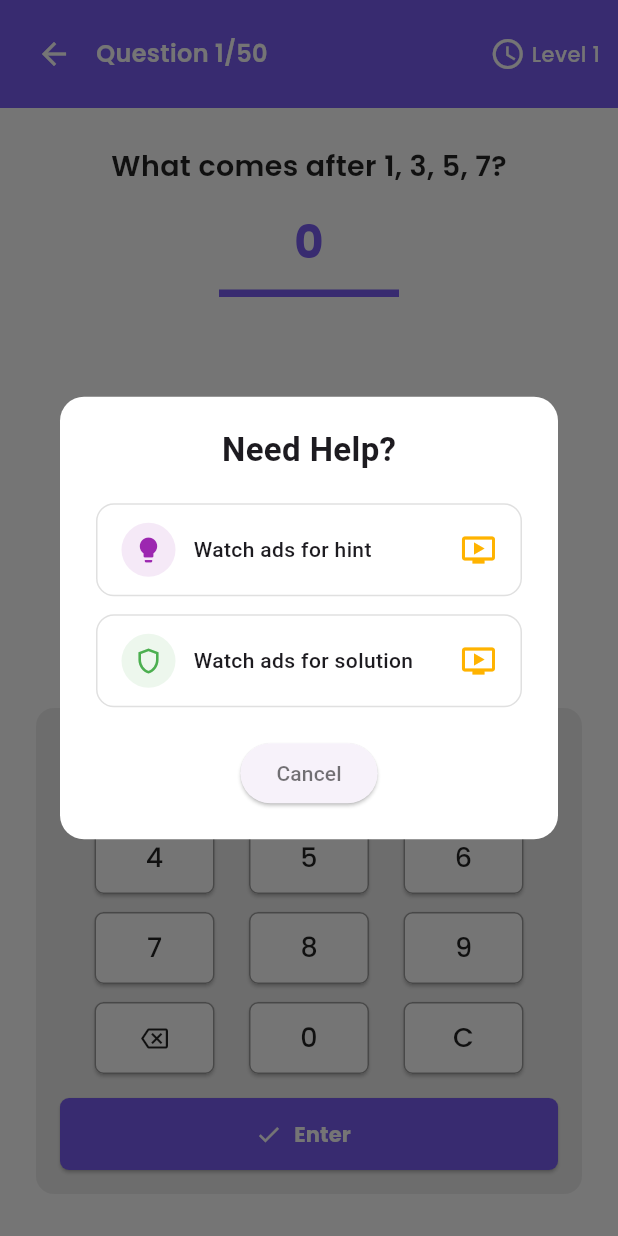
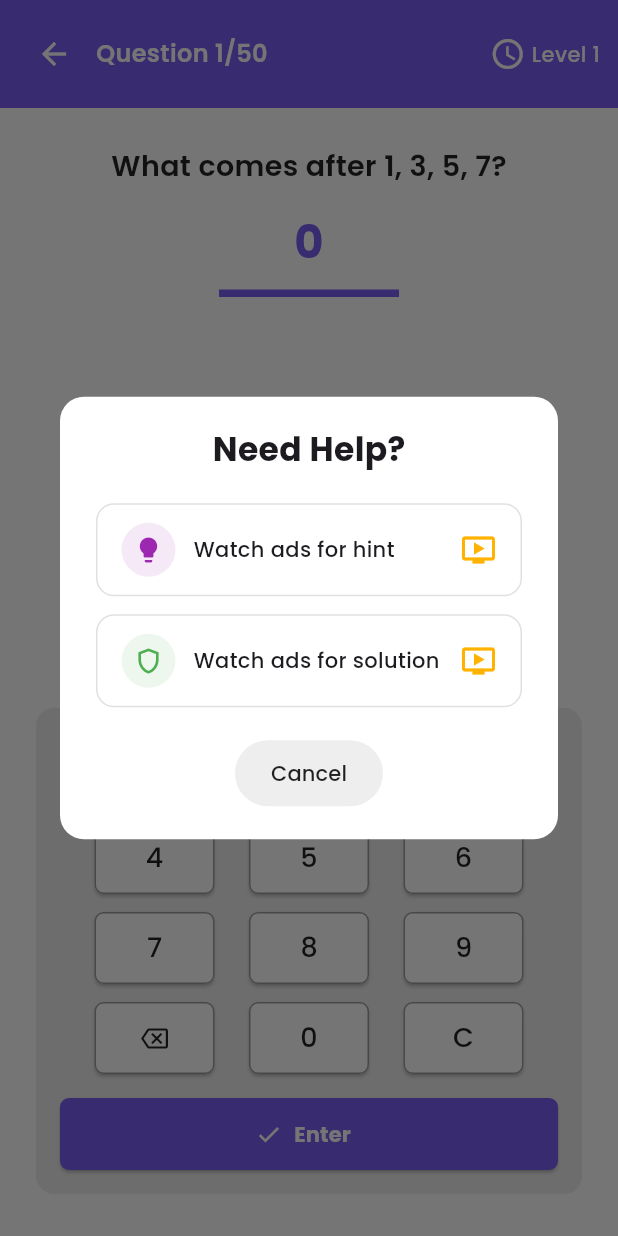
Before and after one commit to Subham29R/math-riddle-app, a Flutter app: the RiddleQuizPage screen opened directly with empty values, item 2 of the bottom bar chosen, after a tap on "Hint", on a phone screen of 412 x 824 dp. Run offline on Flutter 3.47's test engine with Material 3 defaults, Android fonts, the light colour scheme and no system bars; our stand-ins replace confetti, google_fonts, shared_preferences; accounts and stored records are empty.

Commit message:
Uploaded rest of the images and added maths success page screen and resolved bugs (#2)
* Adding Riddle pages

* Added confetti in mathsriddle section and improved UI on breaking best score

* Updated Changes 1/7/25

* Updated code

* Dialog has been added and updated

---------

Co-authored-by: Subham Rathi <rathisubham29@gmail.com>

```diff
--- /dev/null
+++ b/lib/dialog/animated_action_button.dart
@@ -0,0 +1,55 @@
+import 'package:flutter/material.dart';
+import 'package:google_fonts/google_fonts.dart';
+
+class AnimatedActionButton extends StatefulWidget {
+  final String text;
+  final VoidCallback onPressed;
+
+  const AnimatedActionButton({
+    super.key,
+    required this.text,
+    required this.onPressed,
+  });
+
+  @override
+  State<AnimatedActionButton> createState() => _AnimatedActionButtonState();
+}
+
+class _AnimatedActionButtonState extends State<AnimatedActionButton> {
+  double _scale = 1.0;
+
+  void _onTapDown(_) {
+    setState(() => _scale = 0.95);
+  }
+
+  void _onTapUp(_) {
+    setState(() => _scale = 1.0);
+  }
+
+  @override
+  Widget build(BuildContext context) {
+    return MouseRegion(
+      cursor: SystemMouseCursors.click,
+      child: GestureDetector(
+        onTapDown: _onTapDown,
+        onTapUp: _onTapUp,
+        onTapCancel: () => setState(() => _scale = 1.0),
+        onTap: widget.onPressed,
+        child: AnimatedScale(
+          scale: _scale,
+          duration: const Duration(milliseconds: 100),
+          child: ElevatedButton(
+            onPressed: widget.onPressed,
+            style: ElevatedButton.styleFrom(
+              padding: const EdgeInsets.symmetric(horizontal: 24, vertical: 12),
+              backgroundColor: Colors.grey.shade200,
+              foregroundColor: Colors.black87,
+              elevation: 0,
+            ),
+            child: Text(widget.text, style: GoogleFonts.poppins()),
+          ),
+        ),
+      ),
+    );
+  }
+}
--- /dev/null
+++ b/lib/dialog/hint_options_dialog.dart
@@ -0,0 +1,124 @@
+import 'package:flutter/material.dart';
+import 'package:google_fonts/google_fonts.dart';
+import 'riddle_info_dialog.dart';
+import 'animated_action_button.dart';
+
+class HintOptionsDialog extends StatelessWidget {
+  final VoidCallback onHintAd;
+  final VoidCallback onSolutionAd;
+  final String hintText;
+  final String solutionText;
+
+  const HintOptionsDialog({
+    super.key,
+    required this.onHintAd,
+    required this.onSolutionAd,
+    required this.hintText,
+    required this.solutionText,
+  });
+
+  @override
+  Widget build(BuildContext context) {
+    return Dialog(
+      backgroundColor: Colors.white,
+      shape: RoundedRectangleBorder(borderRadius: BorderRadius.circular(16)),
+      child: Padding(
+        padding: const EdgeInsets.symmetric(horizontal: 24, vertical: 20),
+        child: Column(
+          mainAxisSize: MainAxisSize.min,
+          children: [
+            Text(
+              "Need Help?",
+              style: GoogleFonts.poppins(
+                fontWeight: FontWeight.bold,
+                fontSize: 22,
+              ),
+            ),
+            const SizedBox(height: 20),
+            _buildOptionButton(
+              icon: Icons.lightbulb,
+              iconColor: Colors.purple,
+              label: "Watch ads for hint",
+              onTap: () {
+                Navigator.of(context).pop();
+                onHintAd();
+                Future.delayed(const Duration(milliseconds: 150), () {
+                  showDialog(
+                    context: context,
+                    builder:
+                        (_) =>
+                            RiddleInfoDialog(title: "Hint", message: hintText),
+                  );
+                });
+              },
+            ),
+            const SizedBox(height: 12),
+            _buildOptionButton(
+              icon: Icons.shield_outlined,
+              iconColor: Colors.green,
+              label: "Watch ads for solution",
+              onTap: () {
+                Navigator.of(context).pop();
+                onSolutionAd();
+                Future.delayed(const Duration(milliseconds: 150), () {
+                  showDialog(
+                    context: context,
+                    builder:
+                        (_) => RiddleInfoDialog(
+                          title: "Solution",
+                          message: solutionText,
+                        ),
+                  );
+                });
+              },
+            ),
+            const SizedBox(height: 20),
+            AnimatedActionButton(
+              text: "Cancel",
+              onPressed: () => Navigator.of(context).pop(),
+            ),
+          ],
+        ),
+      ),
+    );
+  }
+
+  Widget _buildOptionButton({
+    required IconData icon,
+    required Color iconColor,
+    required String label,
+    required VoidCallback onTap,
+  }) {
+    return InkWell(
+      onTap: onTap,
+      borderRadius: BorderRadius.circular(12),
+      child: Container(
+        padding: const EdgeInsets.symmetric(vertical: 12, horizontal: 16),
+        decoration: BoxDecoration(
+          border: Border.all(color: Colors.grey.shade300),
+          borderRadius: BorderRadius.circular(12),
+        ),
+        child: Row(
+          children: [
+            Container(
+              decoration: BoxDecoration(
+                shape: BoxShape.circle,
+                color: iconColor.withOpacity(0.1),
+              ),
+              padding: const EdgeInsets.all(8),
+              child: Icon(icon, color: iconColor, size: 20),
+            ),
+            const SizedBox(width: 12),
+            Expanded(
+              child: Text(
+                label,
+                style: GoogleFonts.poppins(fontWeight: FontWeight.w500),
+              ),
+            ),
+            Icon(Icons.ondemand_video, color: Colors.amber.shade600),
+          ],
+        ),
+      ),
+    );
+  }
+}
--- a/lib/riddles/riddle_data.dart
+++ b/lib/riddles/riddle_data.dart
@@ -22,7 +22,6 @@ final List<RiddleQuestion> riddleQuestions = [
     answer: "36",
   ),
   RiddleQuestion(question: "7=13\n11=21\n16=?", answer: "31"),
-
   RiddleQuestion(
     question:
         "Turn me on my side, and I am everything. Cut me in half and I am nothing. What am I?",
@@ -45,10 +44,8 @@ final List<RiddleQuestion> riddleQuestions = [
         "There are seven people at a party. Each shakes hands once with each other. How many handshakes in total?",
     answer: "21",
   ),
-
   RiddleQuestion(question: "7=13\n11=20\n16=29\n20=>", answer: "36"),
   RiddleQuestion(question: "3, 5=34\n8,2=68\n4,6=52\n5,1=?", answer: "26"),
-
   RiddleQuestion(question: "0, 1, 1, 2, 3, 5, ?", answer: "8"),
   RiddleQuestion(
     question:
@@ -65,7 +62,6 @@ final List<RiddleQuestion> riddleQuestions = [
     answer: "20",
   ),
   RiddleQuestion(question: "1, 12, 36, ?", answer: "80"),
-
   RiddleQuestion(question: "120, ?, 6, 2, 1", answer: "24"),
   RiddleQuestion(question: "1, 27, 125, ?", answer: "343"),
   RiddleQuestion(question: "32=25\n47=18\n23=52\n74=?", answer: "81"),
@@ -73,7 +69,6 @@ final List<RiddleQuestion> riddleQuestions = [
   RiddleQuestion(question: "3,5=34\n8,2=68\n4,6=52\n5,1=?", answer: "26"),
   RiddleQuestion(
     question: "9,16 = 1\n4,36 = 4\n81,121 = 2\n25,49 = ?",
-
     answer: "2",
   ),
   RiddleQuestion(
@@ -88,7 +83,6 @@ final List<RiddleQuestion> riddleQuestions = [
     answer: "6",
   ),
   RiddleQuestion(
-
     question: "21,6 = 9\n11,7 = 6\n36,3 = 13\n1,8 = ?",
     answer: "3",
   ),
@@ -96,11 +90,11 @@ final List<RiddleQuestion> riddleQuestions = [
   RiddleQuestion(question: '', imagePath: 'assets/31.jpg', answer: '30'),
   RiddleQuestion(question: '', imagePath: 'assets/32.jpg', answer: '13'),
   RiddleQuestion(question: '', imagePath: 'assets/33.jpg', answer: '64'),
-  RiddleQuestion(question: '', imagePath: 'assets/34.jpg', answer: '204'),
-  RiddleQuestion(question: '', imagePath: 'assets/35.png', answer: '17'),
+  RiddleQuestion(question: '', imagePath: 'assets/34.jpg', answer: '17'),
+  RiddleQuestion(question: '', imagePath: 'assets/35.png', answer: '204'),
   RiddleQuestion(question: '', imagePath: 'assets/36.jpg', answer: '3'),
   RiddleQuestion(question: '', imagePath: 'assets/37.jpg', answer: '4'),
-  RiddleQuestion(question: '', imagePath: 'assets/38.jpg', answer: '77'),
+  RiddleQuestion(question: '', imagePath: 'assets/38.jpg', answer: '22'),
   RiddleQuestion(question: '', imagePath: 'assets/39.jpg', answer: '6'),
   RiddleQuestion(question: '', imagePath: 'assets/40.jpg', answer: '9'),
   RiddleQuestion(question: '', imagePath: 'assets/41.jpg', answer: '3'),
@@ -108,14 +102,9 @@ final List<RiddleQuestion> riddleQuestions = [
   RiddleQuestion(question: '', imagePath: 'assets/43.jpg', answer: '75'),
   RiddleQuestion(question: '', imagePath: 'assets/44.jpg', answer: '65'),
   RiddleQuestion(question: '', imagePath: 'assets/45.jpg', answer: '31'),
-
   RiddleQuestion(question: '', imagePath: 'assets/46.jpg', answer: '30'),
   RiddleQuestion(question: '', imagePath: 'assets/47.jpg', answer: '143'),
   RiddleQuestion(question: '', imagePath: 'assets/48.jpg', answer: '14'),
   RiddleQuestion(question: '', imagePath: 'assets/49.jpg', answer: '13'),
-
-  RiddleQuestion(question: '', imagePath: 'assets/50.jpg', answer: ''),
-
   RiddleQuestion(question: '', imagePath: 'assets/50.jpg', answer: '8'),
-
 ];
--- /dev/null
+++ b/lib/riddles/riddle_hint_data.dart
@@ -0,0 +1,129 @@
+class RiddleHintData {
+  final String hint;
+  final String solution;
+
+  RiddleHintData({required this.hint, required this.solution});
+}
+
+final List<RiddleHintData> riddleHintList = [
+  RiddleHintData(
+    hint: "It's an odd number sequence.",
+    solution: "The next odd number after 7 is 9.",
+  ),
+  RiddleHintData(
+    hint: "Try forming an equation.",
+    solution: "4 × 6 = 24, and 24 − 6 = 18.",
+  ),
+  RiddleHintData(
+    hint: "Think about zero being included.",
+    solution: "Any number multiplied by 0 is 0.",
+  ),
+  RiddleHintData(
+    hint: "After first subtraction, it's not 25 anymore.",
+    solution: "You can subtract 5 from 25 only once.",
+  ),
+  RiddleHintData(
+    hint: "Let the units digit be x.",
+    solution: "x + (x+3) = 9 → x = 3 → number is 36.",
+  ),
+  RiddleHintData(
+    hint: "Add the number to a related value.",
+    solution: "7+6=13, 11+10=21, 16+15=31.",
+  ),
+  RiddleHintData(
+    hint: "Think visually.",
+    solution: "8 on its side is ∞, half of 8 is 0.",
+  ),
+  RiddleHintData(
+    hint: "Don’t count same people repeatedly.",
+    solution: "2 parents + 5 sons + 3 sisters + 3 babies = 13.",
+  ),
+  RiddleHintData(
+    hint: "These are cubes.",
+    solution: "1³, 2³, 3³, 4³ → 64.",
+  ),
+  RiddleHintData(
+    hint: "Digits are rotating.",
+    solution: "Digits rotate position in sequence.",
+  ),
+  RiddleHintData(
+    hint: "Double kids and double time.",
+    solution: "Eating rate stays same, so 4× more pizzas = 12.",
+  ),
+  RiddleHintData(
+    hint: "Use combination formula.",
+    solution: "7C2 = 21 handshakes.",
+  ),
+  RiddleHintData(
+    hint: "Add increasing differences.",
+    solution: "Add 6, 9, 13 → next is +7 → 36.",
+  ),
+  RiddleHintData(
+    hint: "Try squaring the first number and adding the second.",
+    solution: "5² + 1 = 25 + 1 = 26, so the answer is 26.",
+  ),
+  RiddleHintData(
+    hint: "Fibonacci sequence.",
+    solution: "5 + 3 = 8.",
+  ),
+  RiddleHintData(
+    hint: "Try small numbers.",
+    solution: "Only 0 satisfies 3x ≤ 2x.",
+  ),
+  RiddleHintData(
+    hint: "Think about spelling.",
+    solution: "1 + G = Gone.",
+  ),
+  RiddleHintData(
+    hint: "Count all appearances of 9.",
+    solution: "10 times in tens place + 10 in ones = 20.",
+  ),
+  RiddleHintData(
+    hint: "Look at differences.",
+    solution: "Differences are 11, 24, then 44 → next = 36 + 44 = 80.",
+  ),
+  RiddleHintData(
+    hint: "Factorials in reverse.",
+    solution: "5! = 120, 4! = 24, 3! = 6...",
+  ),
+  RiddleHintData(
+    hint: "Cubes of odd numbers.",
+    solution: "1³, 3³, 5³, 7³ = 343.",
+  ),
+  RiddleHintData(
+    hint: "Try reversing and transforming.",
+    solution: "Custom pattern; may involve reverse + square logic.",
+  ),
+  RiddleHintData(
+    hint: "Might not follow previous pattern.",
+    solution: "May use a different transformation logic.",
+  ),
+  RiddleHintData(
+    hint: "Repeated logic.",
+    solution: "Pattern is possibly a×b + a + b → 5×1 + 5 + 1 = 11 (but answer is 26).",
+  ),
+  RiddleHintData(
+    hint: "Use square roots.",
+    solution: "Count how many digits are perfect squares apart.",
+  ),
+  RiddleHintData(
+    hint: "Try assigning variables.",
+    solution: "1,6,9,4 satisfy all conditions.",
+  ),
+  RiddleHintData(
+    hint: "All are prime numbers.",
+    solution: "Next prime in series is 67.",
+  ),
+  RiddleHintData(
+    hint: "Make an equation.",
+    solution: "4×6 + 6 = 30.",
+  ),
+  RiddleHintData(
+    hint: "Check ratio or difference.",
+    solution: "May use custom pattern, not clear formula.",
+  ),
+  RiddleHintData(
+    hint: "Cube numbers in descending order.",
+    solution: "7³, 5³, 3³, 1³ → 125 in the middle.",
+  ),
+];
--- a/lib/riddles/riddle_quiz_page.dart
+++ b/lib/riddles/riddle_quiz_page.dart
@@ -4,7 +4,8 @@ import 'package:shared_preferences/shared_preferences.dart';
 import 'riddle_data.dart';
 import 'riddle_success_page.dart';
 import 'math_champion_screen.dart';
-import 'package:quiz_app/hint_options_dialog.dart';
+import 'package:quiz_app/dialog/hint_options_dialog.dart';
+import 'riddle_hint_data.dart';
 
 class RiddleQuizPage extends StatefulWidget {
   final int startIndex;
@@ -44,7 +45,17 @@ class _RiddleQuizPageState extends State<RiddleQuizPage> {
       if (widget.startIndex + 1 > completed) {
         await prefs.setInt('riddle_completed', widget.startIndex + 1);
       }
-      if (widget.startIndex == 49) {
+
+      await Navigator.push(
+        context,
+        MaterialPageRoute(
+          builder: (_) => RiddleSuccessPage(nextIndex: widget.startIndex + 1),
+        ),
+      );
+
+      if (!mounted) return;
+
+      if (widget.startIndex + 1 == 50) {
         Navigator.pushReplacement(
           context,
           MaterialPageRoute(builder: (_) => MathChampionScreen()),
@@ -53,7 +64,7 @@ class _RiddleQuizPageState extends State<RiddleQuizPage> {
         Navigator.pushReplacement(
           context,
           MaterialPageRoute(
-            builder: (_) => RiddleSuccessPage(nextIndex: widget.startIndex + 1),
+            builder: (_) => RiddleQuizPage(startIndex: widget.startIndex + 1),
           ),
         );
       }
@@ -143,6 +154,9 @@ class _RiddleQuizPageState extends State<RiddleQuizPage> {
                         onSolutionAd: () {
                           print("Solution ad triggered");
                         },
+                        hintText: riddleHintList[widget.startIndex].hint,
+                        solutionText:
+                            riddleHintList[widget.startIndex].solution,
                       ),
                 );
               },
@@ -167,6 +181,7 @@ class _RiddleQuizPageState extends State<RiddleQuizPage> {
                 ],
               ),
             ),
+
             const SizedBox(height: 16),
             Container(
               padding: const EdgeInsets.all(16),
```
Also changed, not shown: lib/categories_page.dart (+5 -4 lines), lib/dialog/riddle_info_dialog.dart (added, +48 -0 lines), lib/riddles/riddle_success_page.dart (+1 -9 lines), lib/riddles/riddles_page.dart (+46 -18 lines), assets/36.jpg, assets/38.jpg.
